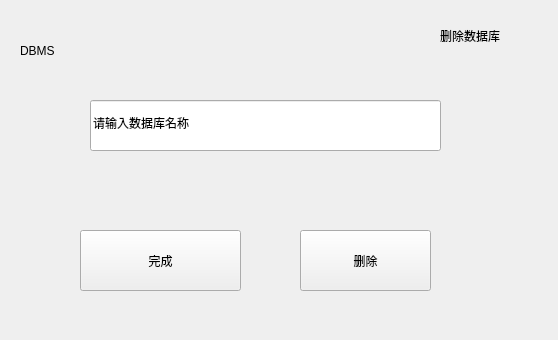
The window that deletedatabase.ui (jy-080610/DBMS) describes before a commit, drawn with Qt 5.
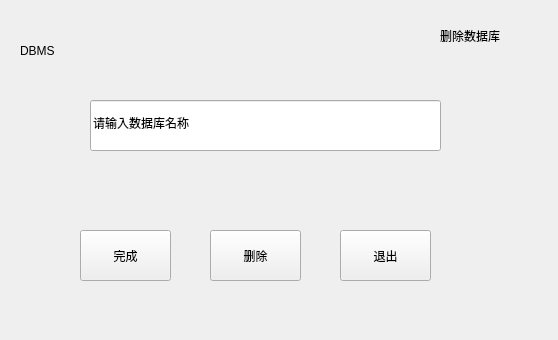
The same window after the commit.

The edit to the form file:
```diff
--- a/deletedatabase.ui
+++ b/deletedatabase.ui
@@ -60,8 +60,8 @@
     <rect>
      <x>80</x>
      <y>230</y>
-     <width>161</width>
-     <height>61</height>
+     <width>91</width>
+     <height>51</height>
     </rect>
    </property>
    <property name="text">
@@ -71,10 +71,10 @@
   <widget class="QPushButton" name="pushButton_2">
    <property name="geometry">
     <rect>
-     <x>300</x>
+     <x>210</x>
      <y>230</y>
-     <width>131</width>
-     <height>61</height>
+     <width>91</width>
+     <height>51</height>
     </rect>
    </property>
    <property name="text">
@@ -97,6 +97,19 @@
     <string>DBMS</string>
    </property>
   </widget>
+  <widget class="QPushButton" name="pushButton_3">
+   <property name="geometry">
+    <rect>
+     <x>340</x>
+     <y>230</y>
+     <width>91</width>
+     <height>51</height>
+    </rect>
+   </property>
+   <property name="text">
+    <string>退出</string>
+   </property>
+  </widget>
  </widget>
  <resources/>
  <connections/>
```
